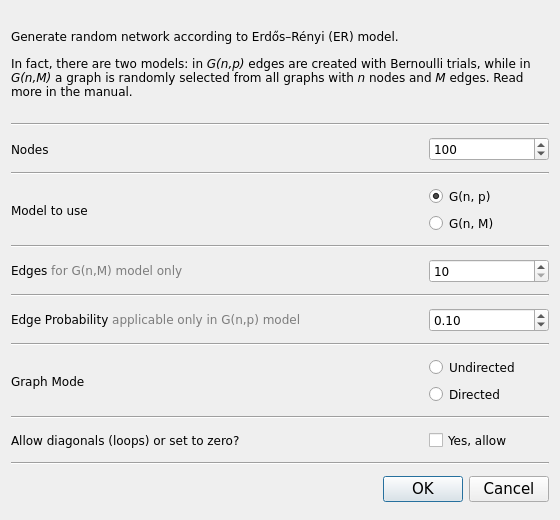
Above: src/forms/randerdosrenyidialog.ui from socnetv/app before the change. Below: the same form after it.
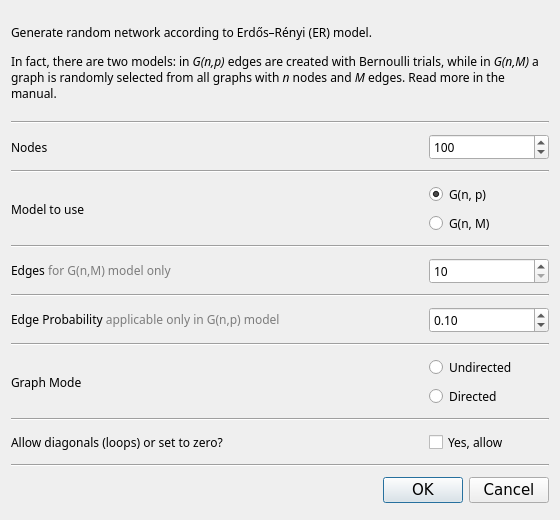
That is the form after the change.

Diff of the .ui file:
```diff
--- a/src/forms/randerdosrenyidialog.ui
+++ b/src/forms/randerdosrenyidialog.ui
@@ -28,11 +28,6 @@
     <height>539</height>
    </size>
   </property>
-  <property name="font">
-   <font>
-    <family>DejaVu Sans</family>
-   </font>
-  </property>
   <property name="windowTitle">
    <string>Erdős–Rényi network generator</string>
   </property>
```
